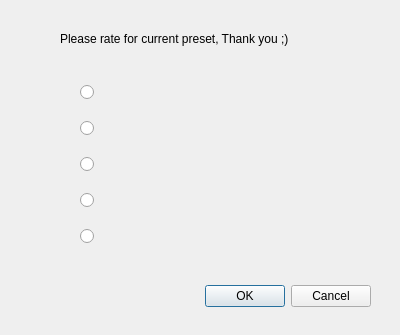
Qt form mixxx/src/controllers/dlgrating.ui (weixindut/mixxx) before a commit.
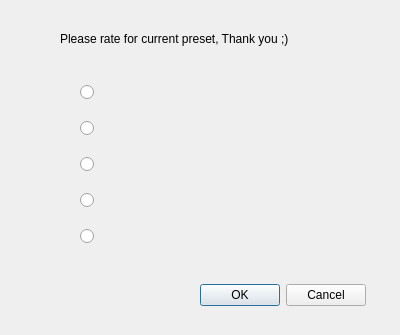
The same form after that commit. Icons and pictures are not drawn.

The edit to the form file:
```diff
--- a/mixxx/src/controllers/dlgrating.ui
+++ b/mixxx/src/controllers/dlgrating.ui
@@ -13,22 +13,6 @@
   <property name="windowTitle">
    <string>Dialog</string>
   </property>
-  <widget class="QDialogButtonBox" name="buttonBox">
-   <property name="geometry">
-    <rect>
-     <x>30</x>
-     <y>280</y>
-     <width>341</width>
-     <height>32</height>
-    </rect>
-   </property>
-   <property name="orientation">
-    <enum>Qt::Horizontal</enum>
-   </property>
-   <property name="standardButtons">
-    <set>QDialogButtonBox::Cancel|QDialogButtonBox::Ok</set>
-   </property>
-  </widget>
   <widget class="QWidget" name="verticalLayoutWidget">
    <property name="geometry">
     <rect>
@@ -139,6 +123,19 @@
     <string>Please rate for current preset, Thank you ;)</string>
    </property>
   </widget>
+  <widget class="QDialogButtonBox" name="buttonBox">
+   <property name="geometry">
+    <rect>
+     <x>190</x>
+     <y>280</y>
+     <width>176</width>
+     <height>30</height>
+    </rect>
+   </property>
+   <property name="standardButtons">
+    <set>QDialogButtonBox::Cancel|QDialogButtonBox::Ok</set>
+   </property>
+  </widget>
  </widget>
  <resources/>
  <connections>
```
Left out of the diff: 35 changed lines with no effect on the pictures.
